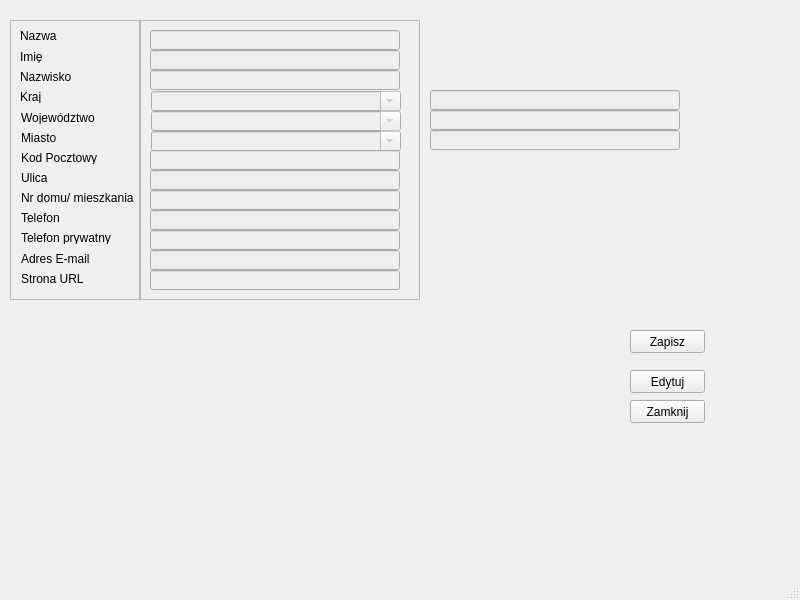
Qt form Kontrahent/kontrahentshow.ui (Astropl/TestRamek) before a commit.
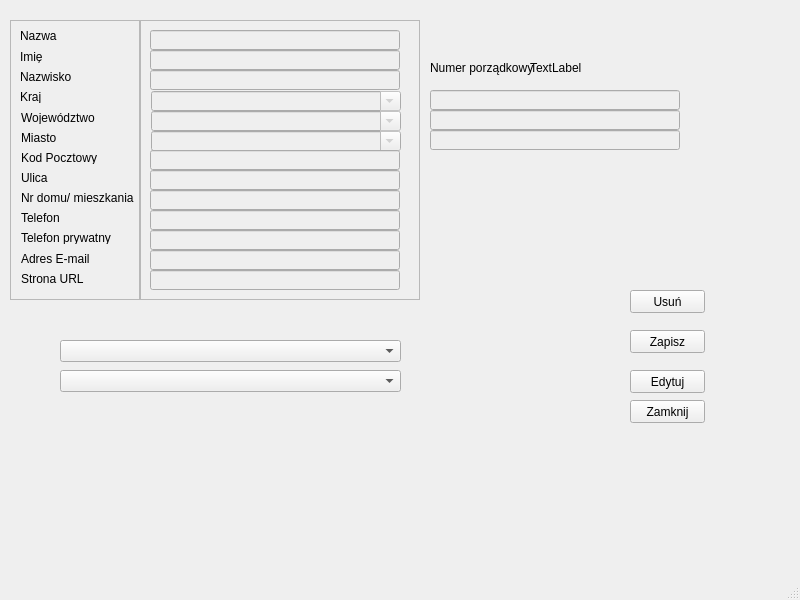
The same form after that commit.

What changed in the file:
```diff
--- a/Kontrahent/kontrahentshow.ui
+++ b/Kontrahent/kontrahentshow.ui
@@ -563,6 +563,65 @@
      <string>Zapisz</string>
     </property>
    </widget>
+   <widget class="QPushButton" name="pushButton_4">
+    <property name="geometry">
+     <rect>
+      <x>630</x>
+      <y>290</y>
+      <width>75</width>
+      <height>23</height>
+     </rect>
+    </property>
+    <property name="text">
+     <string>Usuń</string>
+    </property>
+   </widget>
+   <widget class="QLabel" name="lblNumerPorz">
+    <property name="geometry">
+     <rect>
+      <x>430</x>
+      <y>60</y>
+      <width>161</width>
+      <height>16</height>
+     </rect>
+    </property>
+    <property name="text">
+     <string>Numer porządkowy</string>
+    </property>
+   </widget>
+   <widget class="QComboBox" name="comboBoxPomoc">
+    <property name="geometry">
+     <rect>
+      <x>60</x>
+      <y>340</y>
+      <width>341</width>
+      <height>22</height>
+     </rect>
+    </property>
+   </widget>
+   <widget class="QLabel" name="label_14">
+    <property name="geometry">
+     <rect>
+      <x>530</x>
+      <y>60</y>
+      <width>71</width>
+      <height>16</height>
+     </rect>
+    </property>
+    <property name="text">
+     <string>TextLabel</string>
+    </property>
+   </widget>
+   <widget class="QComboBox" name="comboBoxPomoc1">
+    <property name="geometry">
+     <rect>
+      <x>60</x>
+      <y>370</y>
+      <width>341</width>
+      <height>22</height>
+     </rect>
+    </property>
+   </widget>
    <zorder>scrollArea_2</zorder>
    <zorder>scrollArea</zorder>
    <zorder>pushButton</zorder>
```
Left out of the diff: 7 changed lines with no effect on the pictures.
